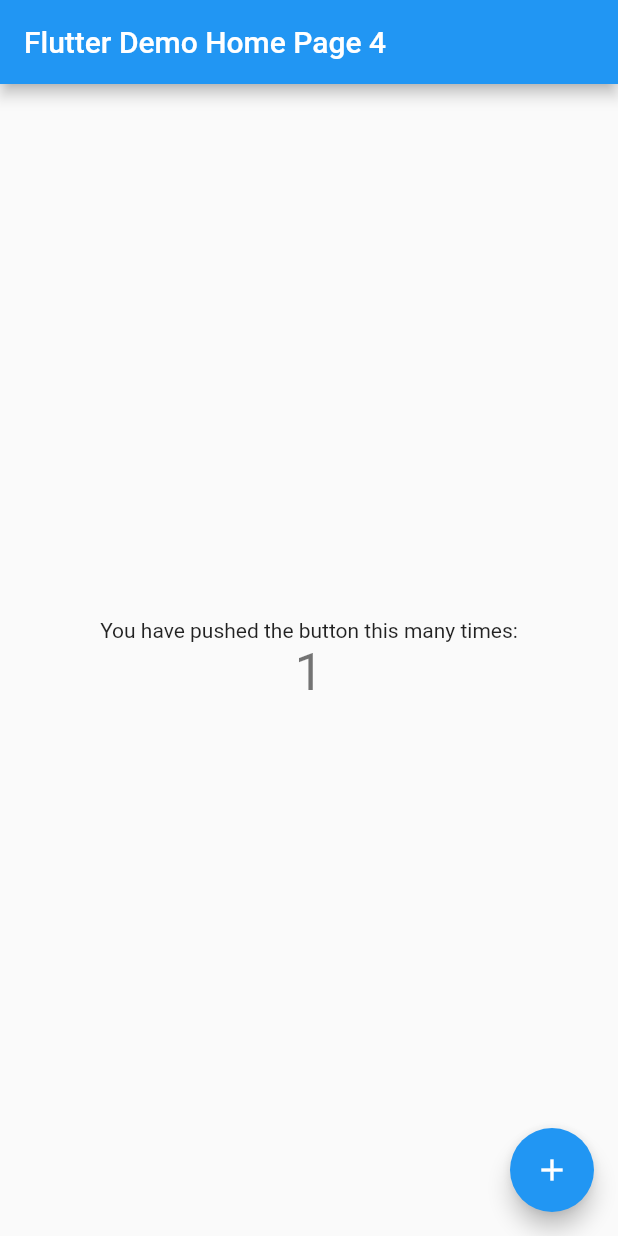
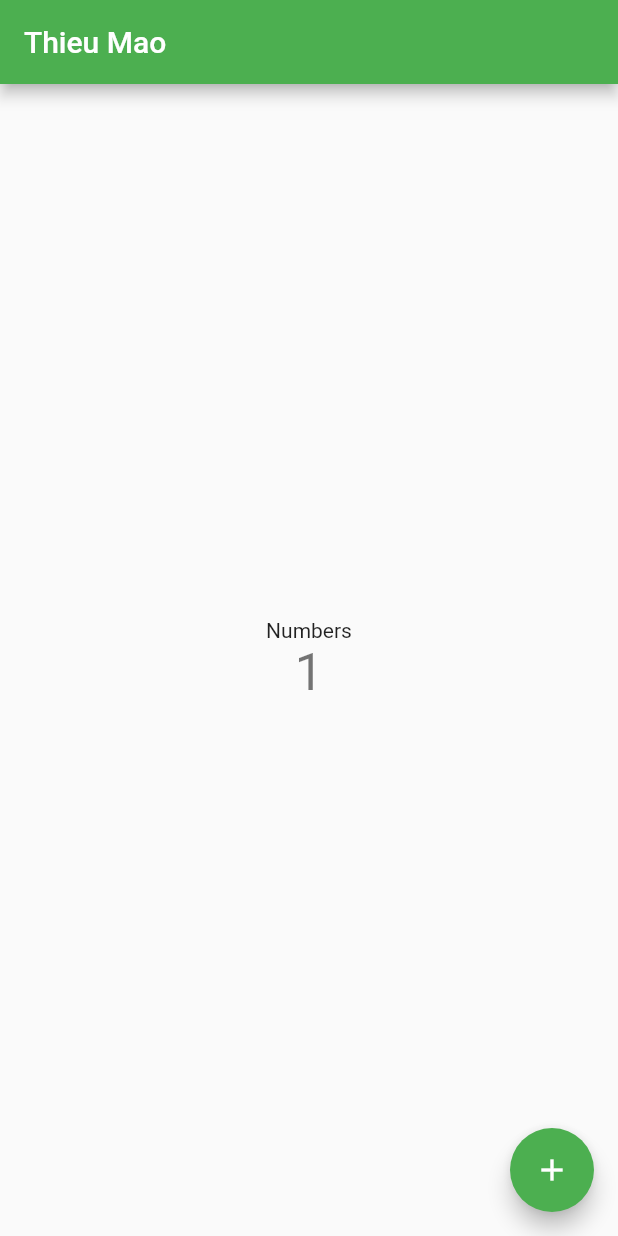
Before and after one commit to thieumao/myapp-flutter, a Flutter app: the screen it shows after launch, after a tap on the "add" icon, on a phone screen of 412 x 824 dp. Run offline on Flutter 3.47's test engine with Material 2 defaults, Android fonts, the phone set to English and light mode, and no system bars.

Commit message:
Update UI

```diff
--- a/lib/main.dart
+++ b/lib/main.dart
@@ -1,117 +1,61 @@
 import 'package:flutter/material.dart';
 
-void main() {
-  runApp(MyApp());
-}
+void main() => runApp(MyApp());
 
 class MyApp extends StatelessWidget {
-  // This widget is the root of your application.
   @override
   Widget build(BuildContext context) {
     return MaterialApp(
-      title: 'Flutter Demo',
+      title: 'Learning Flutter',
       theme: ThemeData(
-        // This is the theme of your application.
-        //
-        // Try running your application with "flutter run". You'll see the
-        // application has a blue toolbar. Then, without quitting the app, try
-        // changing the primarySwatch below to Colors.green and then invoke
-        // "hot reload" (press "r" in the console where you ran "flutter run",
-        // or simply save your changes to "hot reload" in a Flutter IDE).
-        // Notice that the counter didn't reset back to zero; the application
-        // is not restarted.
-        primarySwatch: Colors.blue,
-        // This makes the visual density adapt to the platform that you run
-        // the app on. For desktop platforms, the controls will be smaller and
-        // closer together (more dense) than on mobile platforms.
+        primarySwatch: Colors.green,
         visualDensity: VisualDensity.adaptivePlatformDensity,
       ),
-      home: MyHomePage(title: 'Flutter Demo Home Page 4'),
+      home: MyHomePage(title: 'Thieu Mao'),
     );
   }
 }
 
 class MyHomePage extends StatefulWidget {
   MyHomePage({Key key, this.title}) : super(key: key);
-
-  // This widget is the home page of your application. It is stateful, meaning
-  // that it has a State object (defined below) that contains fields that affect
-  // how it looks.
-
-  // This class is the configuration for the state. It holds the values (in this
-  // case the title) provided by the parent (in this case the App widget) and
-  // used by the build method of the State. Fields in a Widget subclass are
-  // always marked "final".
-
   final String title;
-
   @override
-  _MyHomePageState createState() => _MyHomePageState();
+  MyHomePageState createState() => MyHomePageState();
 }
 
-class _MyHomePageState extends State<MyHomePage> {
-  int _counter = 0;
-
-  void _incrementCounter() {
+class MyHomePageState extends State<MyHomePage> {
+  int counter = 0;
+  void incrementCounter() {
     setState(() {
-      // This call to setState tells the Flutter framework that something has
-      // changed in this State, which causes it to rerun the build method below
-      // so that the display can reflect the updated values. If we changed
-      // _counter without calling setState(), then the build method would not be
-      // called again, and so nothing would appear to happen.
-      _counter++;
+      counter++;
     });
   }
 
   @override
   Widget build(BuildContext context) {
-    // This method is rerun every time setState is called, for instance as done
-    // by the _incrementCounter method above.
-    //
-    // The Flutter framework has been optimized to make rerunning build methods
-    // fast, so that you can just rebuild anything that needs updating rather
-    // than having to individually change instances of widgets.
     return Scaffold(
       appBar: AppBar(
-        // Here we take the value from the MyHomePage object that was created by
-        // the App.build method, and use it to set our appbar title.
         title: Text(widget.title),
       ),
       body: Center(
-        // Center is a layout widget. It takes a single child and positions it
-        // in the middle of the parent.
         child: Column(
-          // Column is also a layout widget. It takes a list of children and
-          // arranges them vertically. By default, it sizes itself to fit its
-          // children horizontally, and tries to be as tall as its parent.
-          //
-          // Invoke "debug painting" (press "p" in the console, choose the
-          // "Toggle Debug Paint" action from the Flutter Inspector in Android
-          // Studio, or the "Toggle Debug Paint" command in Visual Studio Code)
-          // to see the wireframe for each widget.
-          //
-          // Column has various properties to control how it sizes itself and
-          // how it positions its children. Here we use mainAxisAlignment to
-          // center the children vertically; the main axis here is the vertical
-          // axis because Columns are vertical (the cross axis would be
-          // horizontal).
           mainAxisAlignment: MainAxisAlignment.center,
           children: <Widget>[
             Text(
-              'You have pushed the button this many times:',
+              'Numbers',
             ),
             Text(
-              '$_counter',
+              '$counter',
               style: Theme.of(context).textTheme.headline4,
             ),
           ],
         ),
       ),
       floatingActionButton: FloatingActionButton(
-        onPressed: _incrementCounter,
+        onPressed: incrementCounter,
         tooltip: 'Increment',
         child: Icon(Icons.add),
-      ), // This trailing comma makes auto-formatting nicer for build methods.
+      ),
     );
   }
 }
```
